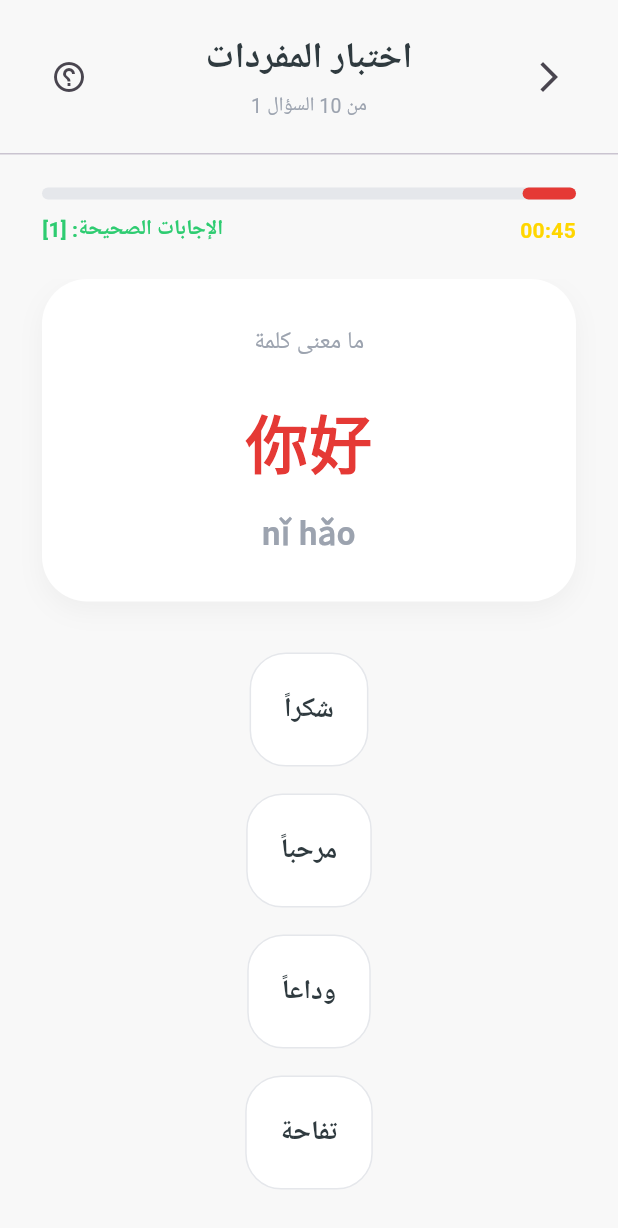
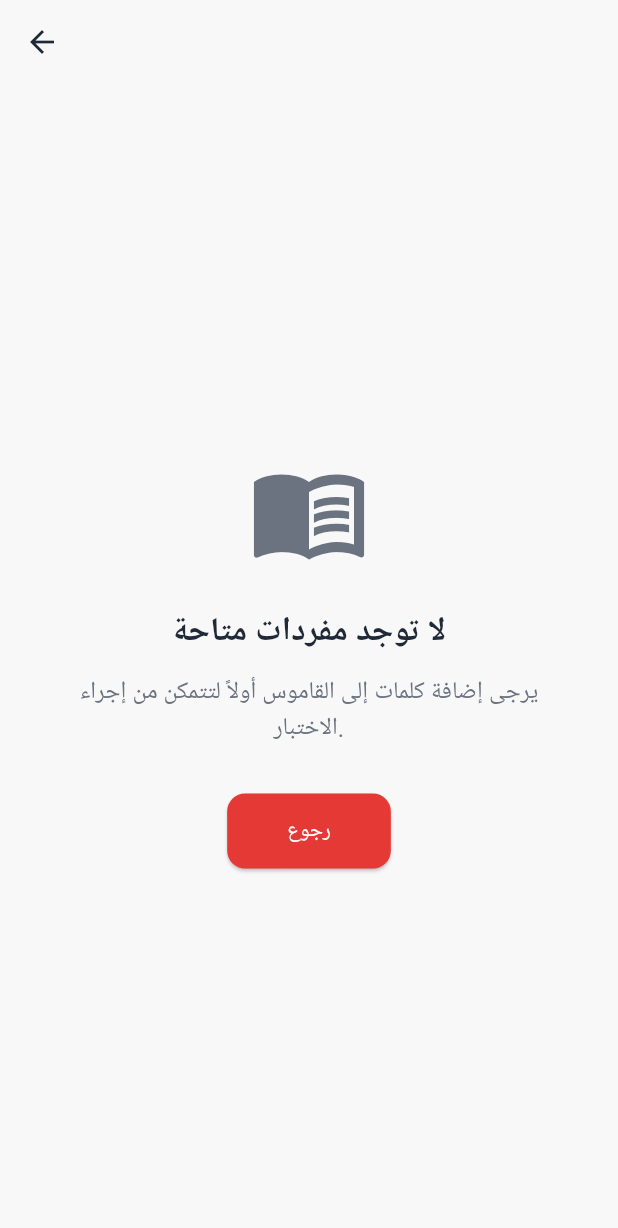
Before and after one commit to iwaladali/ChineseLearningApp, a Flutter app: the QuizScreen screen opened directly, on a phone screen of 412 x 824 dp. Shown: the top 1228 px of the screen. Run offline on Flutter 3.47's test engine with Material 3 defaults, Android fonts, the phone set to English and light mode, and no system bars; our stand-ins replace cloud_firestore, firebase_auth, firebase_core, flutter_tts; missing offline and left inert: record; accounts and stored records are empty.

Commit message:
add a Question Screen

```diff
--- a/lib/main.dart
+++ b/lib/main.dart
@@ -1,6 +1,8 @@
 import 'package:flutter/material.dart';
+import 'package:flutter_project/screens/register_screen.dart';
 import 'package:flutter_project/screens/vocabulary_add.dart';
 import 'package:flutter_project/screens/vocabulary_show.dart';
+import 'package:flutter_project/screens/quiz_screen.dart';
 import 'screens/VehicleWidget.dart';
 import 'screens/LanguageWidget.dart';
 import 'screens/FoodWidget.dart';
@@ -158,6 +160,7 @@ class MyApp extends StatelessWidget {
         '/wordDetails': (BuildContext ctx) => WordDetailsScreen(),
         '/PronunciationTrainingScreen': (BuildContext ctx) => PronunciationTrainingScreen(),
         '/Settings': (BuildContext ctx) => Settings(),
+        '/QuizScreen' : (BuildContext ctx) => QuizScreen(),
 
 
       },
--- a/lib/models/DTO/vocabulary_response.dart
+++ b/lib/models/DTO/vocabulary_response.dart
@@ -10,7 +10,7 @@ class VocabularyResponse{
 
   factory VocabularyResponse.fromMap(Map<String, dynamic> map) {
     return VocabularyResponse(
-      id: map['id'] ?? '',
+      id: map['id'] ?? 0,
       arabic: map['arabic'] ?? '',
       chinese:  map['chinese']  ?? '',
       pinyin:  map['pinyin']  ?? '',
--- a/lib/screens/home_screen.dart
+++ b/lib/screens/home_screen.dart
@@ -247,6 +247,7 @@ class _HomeScreenState extends State<HomeScreen> {
                           onTap: () {
                             // TODO: Navigate to QuizScreen.
                             // TODO: Load quizzes from QuizProvider.
+                            Navigator.pushNamed(context, '/QuizScreen');
                           },
                         ),
                         HomeCategoryCard(
--- a/lib/screens/quiz_screen.dart
+++ b/lib/screens/quiz_screen.dart
@@ -1,4 +1,8 @@
+import 'dart:math';
 import 'package:flutter/material.dart';
+import 'package:provider/provider.dart';
+import 'package:flutter_project/providers/vocabulary_provider.dart';
+import 'package:flutter_project/models/DTO/vocabulary_response.dart';
 import 'package:flutter_project/widgets/quiz_answer_tile.dart';
 
 class QuizScreen extends StatefulWidget {
@@ -8,275 +12,482 @@ class QuizScreen extends StatefulWidget {
   State<QuizScreen> createState() => _QuizScreenState();
 }
 
+class QuizQuestion {
+  final String chinese;
+  final String pinyin;
+  final String correctAnswer;
+  final List<String> options;
+
+  QuizQuestion({
+    required this.chinese,
+    required this.pinyin,
+    required this.correctAnswer,
+    required this.options,
+  });
+}
+
 class _QuizScreenState extends State<QuizScreen> {
+  // Theme highlights
   static const Color primaryRed = Color(0xFFE53935);
-  static const Color darkText = Color(0xFF2F3A3F);
-  static const Color greyText = Color(0xFF9CA3AF);
-  static const Color green = Color(0xFF2ECC71);
-  static const Color yellow = Color(0xFFFFD600);
+  static const Color surfaceColor = Color(0xFFF8F8F8);
+  static const Color accentGreen = Color(0xFF10B981);
+  static const Color accentYellow = Color(0xFFF59E0B);
+  static const Color darkSlate = Color(0xFF1F2937);
+  static const Color subText = Color(0xFF6B7280);
 
+  bool _loading = true;
+  List<QuizQuestion> _questions = [];
+  int _currentIndex = 0;
   int _selectedAnswerIndex = -1;
+  bool? _isCorrect;
+  int _score = 0;
+
+  @override
+  void initState() {
+    super.initState();
+    _initializeQuiz();
+  }
+
+  final Random _random = Random();
+
+  Future<void> _initializeQuiz() async {
+    try {
+      final vocabProvider = context.read<VocabularyProvider>();
+
+      if (vocabProvider.vocabularies.isEmpty) {
+        await vocabProvider.loadVocabularies().timeout(const Duration(seconds: 10));
+      }
+
+      final dataSource = vocabProvider.vocabularies;
+
+      if (mounted) {
+        if (dataSource.isNotEmpty) {
+          setState(() {
+            final shuffledData = List.from(dataSource)..shuffle(_random);
+            final selectedItems = shuffledData.take(min(10, shuffledData.length)).toList();
+            _questions = selectedItems.map((item) => _buildQuestion(item, dataSource)).toList();
+            _loading = false;
+          });
+        } else {
+          setState(() {
+            _loading = false;
+            _questions = [];
+          });
+        }
+      }
+    } catch (e) {
+      debugPrint("Quiz initialization error: $e");
+      if (mounted) {
+        setState(() {
+          _loading = false;
+          _questions = [];
+        });
+      }
+    }
+  }
+
+  QuizQuestion _buildQuestion(dynamic item, List<dynamic> allData) {
+    String chinese = "";
+    String pinyin = "";
+    String correctAnswer = "";
+
+    if (item is VocabularyResponse) {
+      chinese = item.chinese;
+      pinyin = item.pinyin;
+      correctAnswer = item.arabic;
+    } else {
+      chinese = item['word'] ?? item['chinese'] ?? "";
+      pinyin = item['pinyin'] ?? "";
+      correctAnswer = (item['arabic'] is List) ? item['arabic'][0] : (item['arabic'] ?? "");
+    }
+
+    final options = <String>{correctAnswer};
+    int safetyBreak = 0;
+
+    // Pick 3 more random unique answers from allData
+    while (options.length < 4 && safetyBreak < 100) {
+      final rItem = allData[_random.nextInt(allData.length)];
+      String rAnswer = "";
+      if (rItem is VocabularyResponse) {
+        rAnswer = rItem.arabic;
+      } else {
+        rAnswer = (rItem['arabic'] is List) ? rItem['arabic'][0] : (rItem['arabic'] ?? "");
+      }
+      if (rAnswer.isNotEmpty) options.add(rAnswer);
+      safetyBreak++;
+    }
+
+    // Pad if not enough unique data exists
+    while (options.length < 4) {
+      options.add("خيار ${options.length + 1}");
+    }
+
+    final optionsList = options.toList()..shuffle(_random);
+
+    return QuizQuestion(
+      chinese: chinese,
+      pinyin: pinyin,
+      correctAnswer: correctAnswer,
+      options: optionsList,
+    );
+  }
+
+  void _handleAnswer(int index) {
+    if (_selectedAnswerIndex != -1) return; // Prevent multiple clicks
+
+    setState(() {
+      _selectedAnswerIndex = index;
+      _isCorrect = _questions[_currentIndex].options[index] == _questions[_currentIndex].correctAnswer;
+      if (_isCorrect!) _score++;
+    });
+  }
+
+  void _nextQuestion() {
+    if (_currentIndex < _questions.length - 1) {
+      setState(() {
+        _currentIndex++;
+        _selectedAnswerIndex = -1;
+        _isCorrect = null;
+      });
+    } else {
+      _showResult();
+    }
+  }
+
+  void _showResult() {
+    showDialog(
+      context: context,
+      barrierDismissible: false,
+      builder: (context) => AlertDialog(
+        shape: RoundedRectangleBorder(borderRadius: BorderRadius.circular(20)),
+        title: const Text('انتهى الاختبار', textAlign: TextAlign.center),
+        content: Column(
+          mainAxisSize: MainAxisSize.min,
+          children: [
+            Text('لقد حصلت على $_score من ${_questions.length}',
+              style: const TextStyle(fontSize: 18, fontWeight: FontWeight.bold)
+            ),
+            const SizedBox(height: 20),
+            const Icon(Icons.emoji_events, color: accentYellow, size: 64),
+          ],
+        ),
+        actions: [
+          TextButton(
+            onPressed: () {
+              Navigator.of(context).pop();
+              Navigator.of(context).pop();
+            },
+            child: const Text('رجوع للقائمة', style: TextStyle(color: primaryRed)),
+          ),
+        ],
+      ),
+    );
+  }
 
   @override
   Widget build(BuildContext context) {
-    // TODO: Load quiz questions from Firestore.
-    // TODO: Replace static question with QuizProvider/VocabularyProvider data.
-    // TODO: Track current question index from QuizProvider.
-    // TODO: Save quiz result in Firestore.
-    // TODO: Update ProgressProvider after finishing quiz.
+    if (_loading) {
+      return const Scaffold(
+        body: Center(
+          child: CircularProgressIndicator(color: primaryRed),
+        ),
+      );
+    }
 
-    const int currentQuestionIndex = 1;
-    const int totalQuestions = 10;
-    const int correctAnswers = 1;
+    if (_questions.isEmpty) {
+      return Scaffold(
+        backgroundColor: surfaceColor,
+        appBar: AppBar(
+          backgroundColor: Colors.transparent,
+          elevation: 0,
+          leading: IconButton(
+            icon: const Icon(Icons.arrow_back, color: darkSlate),
+            onPressed: () => Navigator.pop(context),
+          ),
+        ),
+        body: Center(
+          child: Padding(
+            padding: const EdgeInsets.all(32),
+            child: Column(
+              mainAxisAlignment: MainAxisAlignment.center,
+              children: [
+                const Icon(Icons.menu_book_outlined, size: 80, color: subText),
+                const SizedBox(height: 24),
+                const Text(
+                  'لا توجد مفردات متاحة',
+                  style: TextStyle(fontSize: 22, fontWeight: FontWeight.bold, color: darkSlate),
+                ),
+                const SizedBox(height: 12),
+                const Text(
+                  'يرجى إضافة كلمات إلى القاموس أولاً لتتمكن من إجراء الاختبار.',
+                  textAlign: TextAlign.center,
+                  style: TextStyle(fontSize: 16, color: subText),
+                ),
+                const SizedBox(height: 32),
+                ElevatedButton(
+                  onPressed: () => Navigator.pop(context),
+                  style: ElevatedButton.styleFrom(
+                    backgroundColor: primaryRed,
+                    padding: const EdgeInsets.symmetric(horizontal: 40, vertical: 15),
+                    shape: RoundedRectangleBorder(borderRadius: BorderRadius.circular(12)),
+                  ),
+                  child: const Text('رجوع', style: TextStyle(color: Colors.white)),
+                ),
+              ],
+            ),
+          ),
+        ),
+      );
+    }
 
-    const String questionText = 'ما معنى كلمة';
-    const String hanzi = '你好';
-    const String pinyin = 'nǐ hǎo';
-
-    final List<String> answers = [
-      'شكراً',
-      'مرحباً',
-      'وداعاً',
-      'تفاحة',
-    ];
+    final currentQuestion = _questions[_currentIndex];
+    final progress = (_currentIndex + 1) / _questions.length;
 
     return Directionality(
       textDirection: TextDirection.rtl,
       child: Scaffold(
-        backgroundColor: const Color(0xFFF8F8F8),
+        backgroundColor: surfaceColor,
         body: SafeArea(
-          child: Center(
-            child: ConstrainedBox(
-              constraints: const BoxConstraints(maxWidth: 430),
           child: Column(
             children: [
-                  Padding(
-                    padding: const EdgeInsets.all(22),
-                    child: Row(
+              // Header section
+              _buildHeader(progress),
+
+              // Progress Stats
+              _buildStatsRow(),
+
+              // Scrollable Content
+              Expanded(
+                child: SingleChildScrollView(
+                  physics: const BouncingScrollPhysics(),
+                  padding: const EdgeInsets.symmetric(horizontal: 24),
+                  child: Column(
+                    children: [
+                      const SizedBox(height: 10),
+                      _buildQuestionCard(currentQuestion),
+                      const SizedBox(height: 32),
+                      _buildAnswerList(currentQuestion),
+                      const SizedBox(height: 24),
+                      _buildFeedbackArea(),
+                    ],
+                  ),
+                ),
+              ),
+
+              // Bottom Action Bar
+              _buildBottomButton(),
+            ],
+          ),
+        ),
+      ),
+    );
+  }
+
+  Widget _buildHeader(double progress) {
+    return Padding(
+      padding: const EdgeInsets.fromLTRB(16, 16, 16, 8),
+      child: Column(
+        children: [
+          Row(
             children: [
               IconButton(
-                          onPressed: () {
-                            Navigator.pop(context);
-                          },
-                          icon: const Icon(Icons.arrow_back_ios_new),
+                onPressed: () => Navigator.pop(context),
+                icon: const Icon(Icons.arrow_back_ios_new, size: 20),
+                style: IconButton.styleFrom(
+                  backgroundColor: Colors.white,
+                  shadowColor: Colors.black12,
+                  elevation: 2,
                 ),
-
+              ),
               const Expanded(
-                          child: Column(
-                            children: [
-                              Text(
+                child: Text(
                   'اختبار المفردات',
                   textAlign: TextAlign.center,
                   style: TextStyle(
-                                  color: darkText,
-                                  fontSize: 24,
-                                  fontWeight: FontWeight.bold,
+                    fontSize: 20,
+                    fontWeight: FontWeight.w800,
+                    color: darkSlate,
                   ),
                 ),
-                              SizedBox(height: 4),
-                              Text(
-                                'من 10 السؤال 1',
-                                textAlign: TextAlign.center,
-                                style: TextStyle(
-                                  color: greyText,
-                                  fontSize: 13,
+              ),
+              const SizedBox(width: 48), // Spacer for centering
+            ],
+          ),
+          const SizedBox(height: 24),
+          ClipRRect(
+            borderRadius: BorderRadius.circular(10),
+            child: LinearProgressIndicator(
+              value: progress,
+              minHeight: 10,
+              backgroundColor: Colors.grey.shade200,
+              valueColor: const AlwaysStoppedAnimation<Color>(primaryRed),
             ),
           ),
         ],
       ),
+    );
+  }
+
+  Widget _buildStatsRow() {
+    return Padding(
+      padding: const EdgeInsets.symmetric(horizontal: 24, vertical: 8),
+      child: Row(
+        mainAxisAlignment: MainAxisAlignment.spaceBetween,
+        children: [
+          Text(
+            'السؤال ${_currentIndex + 1} من ${_questions.length}',
+            style: const TextStyle(color: subText, fontWeight: FontWeight.w600, fontSize: 13),
           ),
-
-                        IconButton(
-                          onPressed: () {
-                            // TODO: Show quiz help dialog.
-                          },
-                          icon: const Icon(Icons.help_outline),
+          Container(
+            padding: const EdgeInsets.symmetric(horizontal: 12, vertical: 4),
+            decoration: BoxDecoration(
+              color: accentGreen.withValues(alpha: 0.1),
+              borderRadius: BorderRadius.circular(12),
+            ),
+            child: Row(
+              children: [
+                const Icon(Icons.check_circle, color: accentGreen, size: 14),
+                const SizedBox(width: 4),
+                Text(
+                  'النقاط: $_score',
+                  style: const TextStyle(color: accentGreen, fontWeight: FontWeight.bold),
                 ),
               ],
             ),
           ),
+        ],
+      ),
+    );
+  }
 
-                  const Divider(height: 1),
-
-                  Padding(
-                    padding: const EdgeInsets.symmetric(
-                      horizontal: 28,
-                      vertical: 22,
+  Widget _buildQuestionCard(QuizQuestion question) {
+    return Container(
+      width: double.infinity,
+      padding: const EdgeInsets.all(32),
+      decoration: BoxDecoration(
+        color: Colors.white,
+        borderRadius: BorderRadius.circular(32),
+        boxShadow: [
+          BoxShadow(
+            color: Colors.black.withValues(alpha: 0.05),
+            blurRadius: 20,
+            offset: const Offset(0, 10),
+          ),
+        ],
       ),
       child: Column(
         children: [
-                        LinearProgressIndicator(
-                          value: currentQuestionIndex / totalQuestions,
-                          minHeight: 8,
-                          backgroundColor: const Color(0xFFE5E7EB),
-                          valueColor:
-                          const AlwaysStoppedAnimation<Color>(primaryRed),
-                          borderRadius: BorderRadius.circular(20),
+          Text(
+            'ما معنى هذه الكلمة؟',
+            style: TextStyle(color: subText.withValues(alpha: 0.8), fontSize: 14, fontWeight: FontWeight.w500),
           ),
-
-                        const SizedBox(height: 10),
-
-                        Row(
-                          mainAxisAlignment: MainAxisAlignment.spaceBetween,
-                          children: const [
+          const SizedBox(height: 20),
           Text(
-                              '00:45',
-                              style: TextStyle(
-                                color: yellow,
+            question.chinese,
+            style: const TextStyle(
+              fontSize: 56,
               fontWeight: FontWeight.bold,
+              color: primaryRed,
+              letterSpacing: 2,
             ),
           ),
+          const SizedBox(height: 8),
           Text(
-                              'الإجابات الصحيحة: [1]',
-                              style: TextStyle(
-                                color: green,
-                                fontWeight: FontWeight.bold,
+            question.pinyin,
+            style: const TextStyle(
+              fontSize: 22,
+              color: subText,
+              fontWeight: FontWeight.w400,
+              fontStyle: FontStyle.italic,
             ),
           ),
         ],
       ),
-                      ],
+    );
+  }
+
+  Widget _buildAnswerList(QuizQuestion question) {
+    return Column(
+      children: List.generate(question.options.length, (index) {
+        final option = question.options[index];
+        final isSelected = _selectedAnswerIndex == index;
+
+        return AnimatedContainer(
+          duration: const Duration(milliseconds: 300),
+          margin: const EdgeInsets.only(bottom: 12),
+          child: QuizAnswerTile(
+            answer: option,
+            isSelected: isSelected,
+            onTap: () => _handleAnswer(index),
+          ),
+        );
+      }),
+    );
+  }
+
+  Widget _buildFeedbackArea() {
+    if (_selectedAnswerIndex == -1) return const SizedBox.shrink();
+
+    return AnimatedOpacity(
+      opacity: 1,
+      duration: const Duration(milliseconds: 500),
+      child: Container(
+        width: double.infinity,
+        padding: const EdgeInsets.all(16),
+        decoration: BoxDecoration(
+          color: _isCorrect! ? accentGreen.withValues(alpha: 0.1) : primaryRed.withValues(alpha: 0.1),
+          borderRadius: BorderRadius.circular(16),
+          border: Border.all(
+            color: _isCorrect! ? accentGreen.withValues(alpha: 0.3) : primaryRed.withValues(alpha: 0.3),
           ),
         ),
-
+        child: Row(
+          children: [
+            Icon(
+              _isCorrect! ? Icons.check_circle : Icons.error,
+              color: _isCorrect! ? accentGreen : primaryRed,
+            ),
+            const SizedBox(width: 12),
             Expanded(
-                    child: SingleChildScrollView(
-                      padding: const EdgeInsets.symmetric(horizontal: 28),
-                      child: Column(
-                        children: [
-                          Container(
-                            width: double.infinity,
-                            padding: const EdgeInsets.all(30),
-                            decoration: BoxDecoration(
-                              color: Colors.white,
-                              borderRadius: BorderRadius.circular(30),
-                              boxShadow: [
-                                BoxShadow(
-                                  color: Colors.black.withValues(alpha: 0.04),
-                                  blurRadius: 14,
-                                  offset: const Offset(0, 6),
-                                ),
-                              ],
-                            ),
-                            child: const Column(
-                              children: [
-                                Text(
-                                  questionText,
+              child: Text(
+                _isCorrect! ? 'رائع! إجابة صحيحة' : 'للأسف، الإجابة غير صحيحة',
                 style: TextStyle(
-                                    color: greyText,
-                                    fontSize: 16,
+                  color: _isCorrect! ? accentGreen : primaryRed,
+                  fontWeight: FontWeight.w700,
+                  fontSize: 15,
                 ),
               ),
-
-                                SizedBox(height: 24),
-
+            ),
+            if (!_isCorrect!)
               Text(
-                                  hanzi,
-                                  style: TextStyle(
-                                    color: primaryRed,
-                                    fontSize: 42,
-                                    fontWeight: FontWeight.bold,
-                                  ),
-                                ),
-
-                                SizedBox(height: 14),
-
-                                Text(
-                                  pinyin,
-                                  style: TextStyle(
-                                    color: greyText,
-                                    fontSize: 22,
-                                    fontWeight: FontWeight.bold,
-                                  ),
+                'الصحيح: ${_questions[_currentIndex].correctAnswer}',
+                style: const TextStyle(color: subText, fontSize: 12),
               ),
           ],
         ),
       ),
+    );
+  }
 
-                          const SizedBox(height: 34),
-
-                          for (int i = 0; i < answers.length; i++)
-                            QuizAnswerTile(
-                              answer: answers[i],
-                              isSelected: _selectedAnswerIndex == i,
-                              onTap: () {
-                                setState(() {
-                                  _selectedAnswerIndex = i;
-                                });
-
-                                // TODO: Store selected answer in QuizProvider.
-                                // TODO: Check if selected answer is correct.
-                              },
-                            ),
-
-                          const SizedBox(height: 18),
-
-                          if (_selectedAnswerIndex != -1)
-                            Container(
+  Widget _buildBottomButton() {
+    return Padding(
+      padding: const EdgeInsets.all(24),
+      child: SizedBox(
         width: double.infinity,
-                              padding: const EdgeInsets.all(20),
-                              decoration: BoxDecoration(
-                                color: Colors.white,
-                                borderRadius: BorderRadius.circular(24),
-                              ),
-                              child: Row(
-                                children: [
-                                  const Icon(
-                                    Icons.check_circle,
-                                    color: darkText,
-                                  ),
-                                  const SizedBox(width: 12),
-                                  const Expanded(
-                                    child: Text(
-                                      'أحسنت! إجابة صحيحة.',
-                                      style: TextStyle(
-                                        color: darkText,
-                                        fontSize: 15,
-                                      ),
-                                    ),
-                                  ),
-                                ],
-                              ),
-                            ),
-
-                          const SizedBox(height: 20),
-
-                          SizedBox(
-                            width: 170,
-                            height: 52,
+        height: 60,
         child: ElevatedButton(
           style: ElevatedButton.styleFrom(
             backgroundColor: primaryRed,
             foregroundColor: Colors.white,
-                                elevation: 0,
-                                shape: RoundedRectangleBorder(
-                                  borderRadius: BorderRadius.circular(28),
+            elevation: 8,
+            shadowColor: primaryRed.withValues(alpha: 0.3),
+            shape: RoundedRectangleBorder(borderRadius: BorderRadius.circular(18)),
+            disabledBackgroundColor: Colors.grey.shade300,
           ),
-                              ),
-                              onPressed: _selectedAnswerIndex == -1
-                                  ? null
-                                  : () {
-                                // TODO: Move to next question.
-                                // TODO: If last question, navigate to QuizResultScreen.
-                              },
-                              child: const Text(
-                                'السؤال التالي',
-                                style: TextStyle(
-                                  fontSize: 16,
-                                  fontWeight: FontWeight.bold,
-                                ),
-                              ),
-                            ),
-                          ),
-
-                          const SizedBox(height: 30),
-                        ],
-                      ),
-                    ),
-                  ),
-                ],
-              ),
-            ),
+          onPressed: _selectedAnswerIndex == -1 ? null : _nextQuestion,
+          child: Text(
+            _currentIndex < _questions.length - 1 ? 'السؤال التالي' : 'عرض النتائج',
+            style: const TextStyle(fontSize: 18, fontWeight: FontWeight.bold),
           ),
         ),
       ),
--- a/pubspec.yaml
+++ b/pubspec.yaml
@@ -35,10 +35,8 @@ dependencies:
   # Use with the CupertinoIcons class for iOS style icons.
   cupertino_icons: ^1.0.8
   firebase_core: ^4.9.0
-  firebase_auth: ^6.1.0
   cloud_firestore: ^6.4.1
   provider: ^6.1.5+1
-  email_validator: ^3.0.0
   flutter_tts: ^4.0.2
   record: ^6.0.0
   path_provider: ^2.1.0
@@ -74,7 +72,6 @@ flutter:
   assets:
     - images/
     - lib/models/Data/dataHsk_1_to_3.json
-    - .env
   # An image asset can refer to one or more resolution-specific "variants", see
   # https://flutter.dev/to/resolution-aware-images
 
```
Lines whose indentation alone changed are shown as unchanged.
